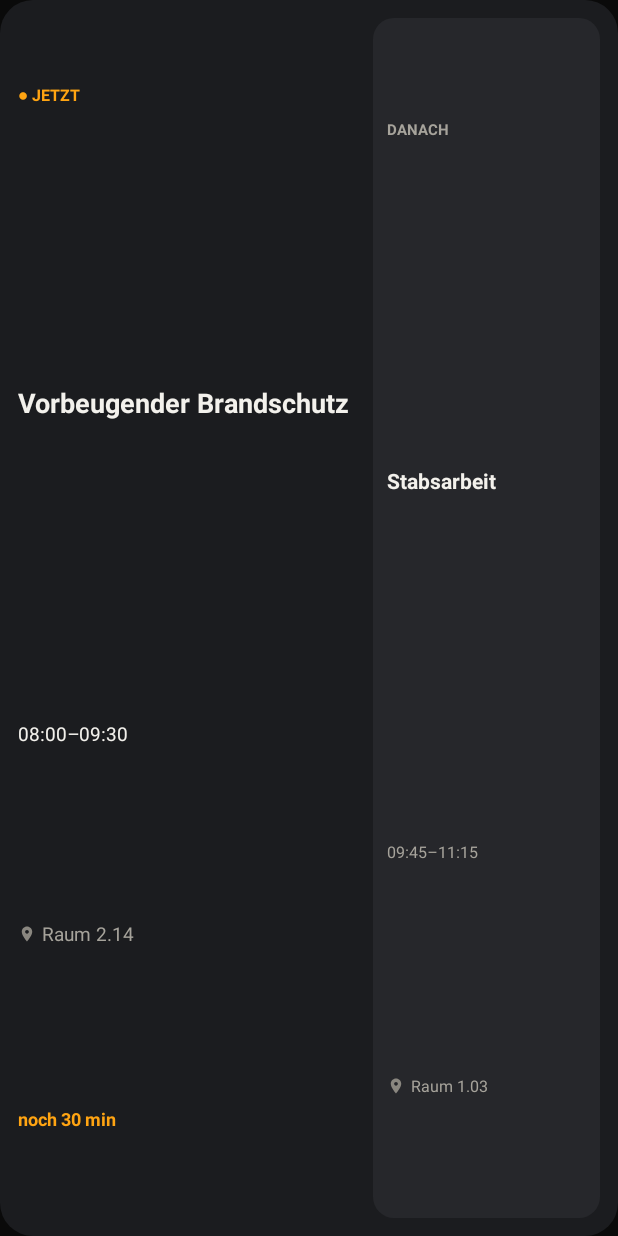
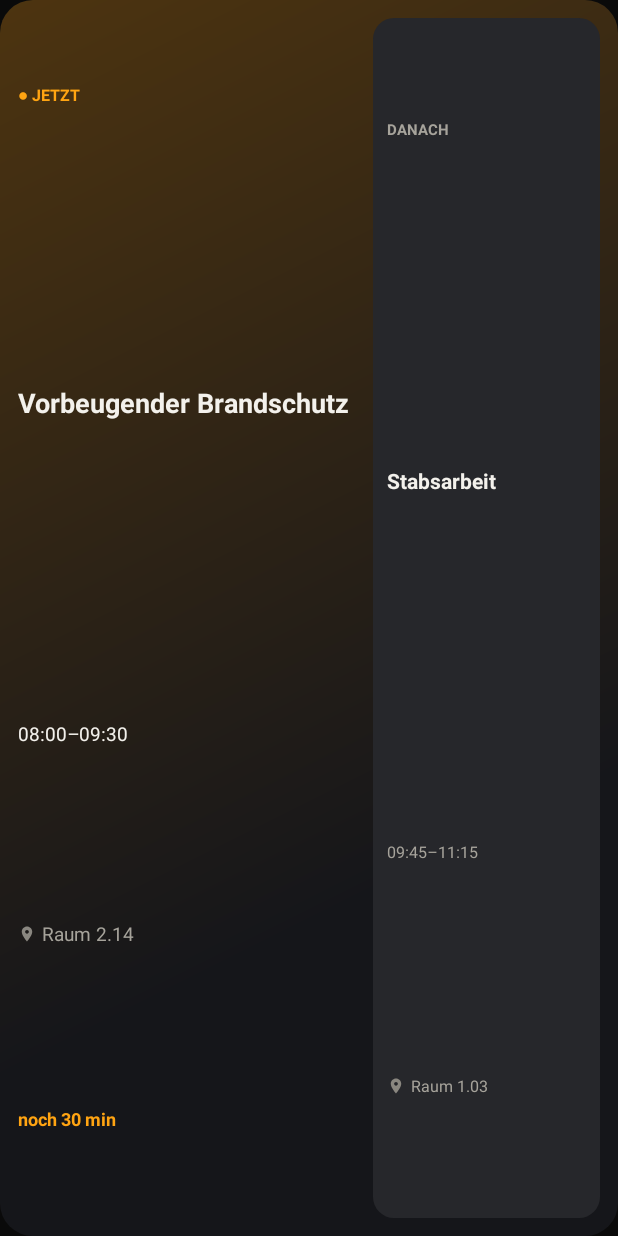
Before and after one commit to Flametan/BVI-Lernwebsite, an Android app: the layout widget_now.xml on its own in the app's theme, with its tools: preview values and no code run, on a phone screen of 412 x 824 dp. Run offline under Robolectric (Android 15) with nearby library versions, the phone set to English and light mode, and no system bars.

Commit message:
Widget Jetzt und danach: Hintergrund mit Farbverlauf aus der Akzentfarbe wie in der Simulation
Co-Authored-By: Claude Sonnet 5.5 <noreply@anthropic.com>
Claude-Session: https://claude.ai/code/session_01Xd2Mjp8WNXGeMKATdo6Ekw

```diff
--- /dev/null
+++ b/android/app/src/main/res/drawable/w_bg_glass.xml
@@ -0,0 +1,5 @@
+<?xml version="1.0" encoding="utf-8"?>
+<shape xmlns:android="http://schemas.android.com/apk/res/android" android:shape="rectangle">
+    <gradient android:angle="315" android:startColor="#4D3410" android:centerColor="#15161A" android:endColor="#15161A" android:centerX="0.7"/>
+    <corners android:radius="22dp"/>
+</shape>
--- a/android/app/src/main/res/layout/widget_now.xml
+++ b/android/app/src/main/res/layout/widget_now.xml
@@ -1,7 +1,7 @@
 <?xml version="1.0" encoding="utf-8"?>
 <FrameLayout xmlns:android="http://schemas.android.com/apk/res/android"
     android:id="@+id/root" android:layout_width="match_parent" android:layout_height="match_parent">
-  <ImageView android:id="@+id/bg" android:layout_width="match_parent" android:layout_height="match_parent" android:scaleType="fitXY" android:src="@drawable/w_bg" android:tint="#1B1C1F" android:importantForAccessibility="no"/>
+  <ImageView android:id="@+id/bg" android:layout_width="match_parent" android:layout_height="match_parent" android:scaleType="fitXY" android:src="@drawable/w_bg_glass" android:importantForAccessibility="no"/>
   <LinearLayout android:layout_width="match_parent" android:layout_height="match_parent" android:orientation="horizontal" android:padding="12dp">
     <LinearLayout android:layout_width="0dp" android:layout_height="match_parent" android:layout_weight="1.5" android:orientation="vertical">
     <TextView
```
Also changed, not shown: android/app/src/main/java/de/bvi/lernwebsite/Widgets.kt (+38 -6 lines).
